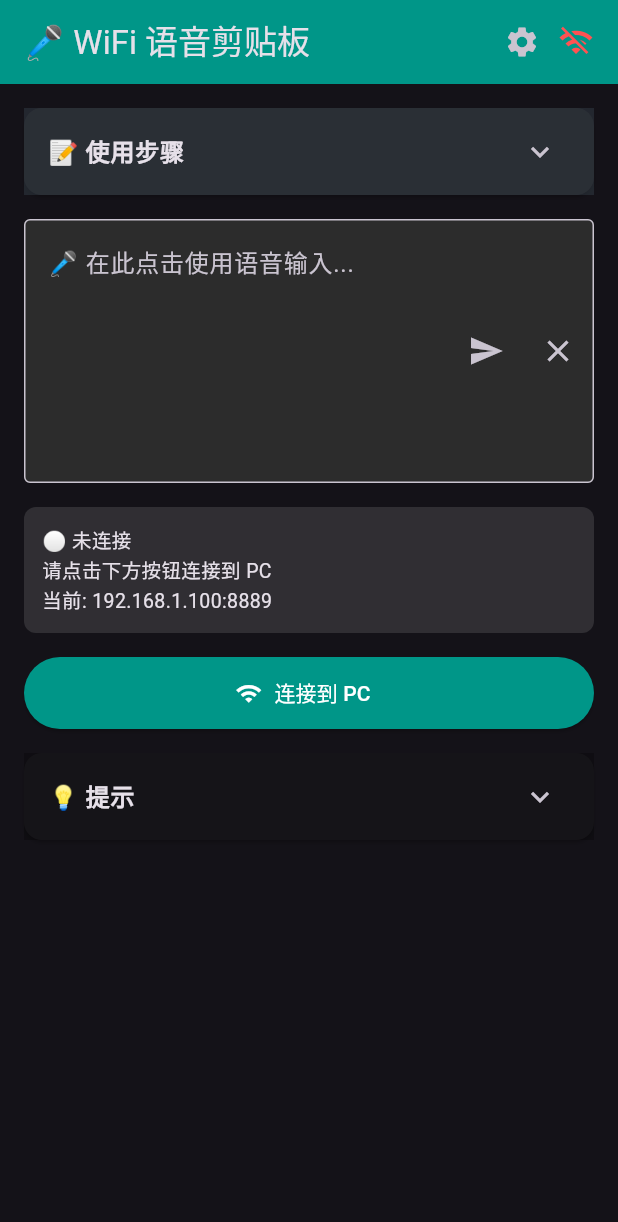
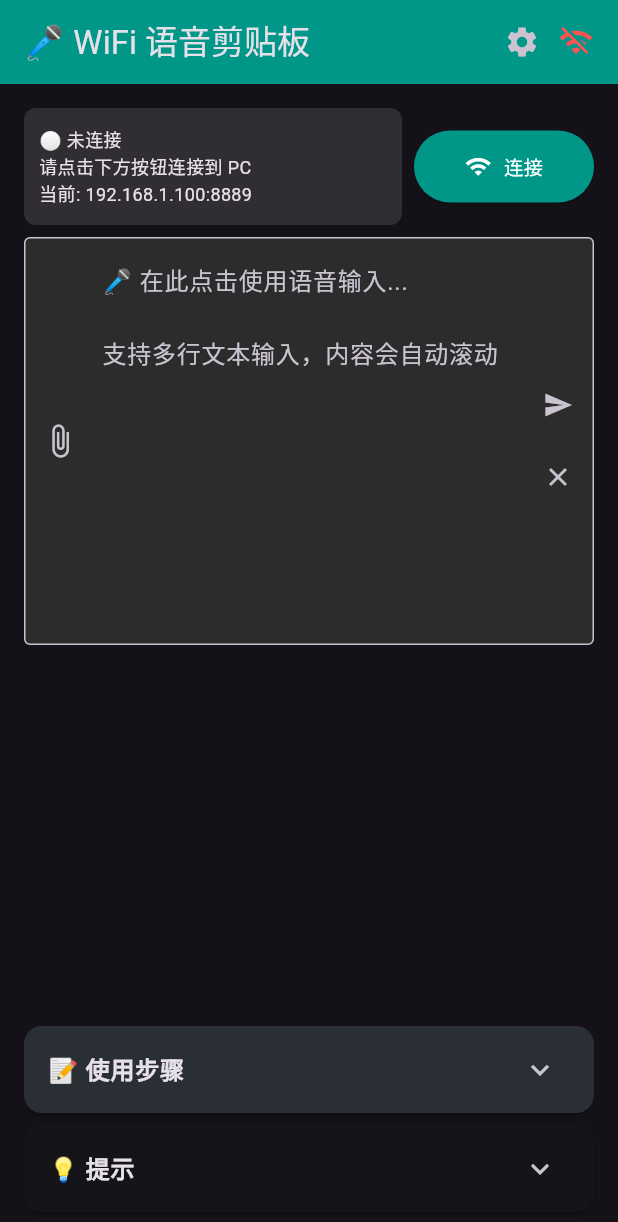
Before and after one commit to liaoxxxx/wlan_clip_boad, a Flutter app: the screen it shows after launch, on a phone screen of 412 x 824 dp. Shown: the top 1222 px of the screen. Run offline on Flutter 3.47's test engine with Material 3 defaults, Android fonts, the phone set to English and light mode, and no system bars; our stand-ins replace file_picker, permission_handler, shared_preferences; missing offline and left inert: bitsdojo_window, dart:ffi, system_tray, win32.

Commit message:
refactor(android): 重构 Android 客户端界面布局和应用名称
- 将应用名称从 "USB Voice Clipboard" 更改为 "Clip Sync"
- 重新设计主界面布局结构，采用 Column 布局替代原有的 SingleChildScrollView
- 将连接状态和按钮区域设为顶部固定区域
- 将文本输入框设为中间可扩展区域，支持多行输入
- 将使用步骤和提示信息设为底部固定区域
- 优化了界面组件的层次结构和间距布局
- 保持了原有的功能逻辑不变

```diff
--- a/packages/android_app/lib/android_client.dart
+++ b/packages/android_app/lib/android_client.dart
@@ -3,6 +3,8 @@ import 'package:flutter/material.dart';
 import 'package:web_socket_channel/io.dart';
 import 'package:shared_preferences/shared_preferences.dart';
 import 'package:clip_sync_common/clip_sync_common.dart';
+import 'features/file_manager/file_picker_service.dart';
+import 'widgets/file_selector_chip.dart';
 
 /// Android 端：输入捕获 + WebSocket 客户端（支持 WiFi 连接）
 class AndroidVoiceClient extends StatelessWidget {
@@ -37,6 +39,9 @@ class _AndroidVoiceClientPageState extends State<_AndroidVoiceClientPage> {
 
   String _serverHost = AppConstants.defaultWebsocketHost;
   int _serverPort = AppConstants.defaultWebsocketPort;
+
+  final FilePickerService _filePickerService = FilePickerService();
+  FileMessageModel? _selectedFile;
 
   @override
   void initState() {
@@ -243,17 +248,38 @@ class _AndroidVoiceClientPageState extends State<_AndroidVoiceClientPage> {
   /// 手动发送按钮
   void _manualSend() {
     final text = _controller.text.trim();
-    if (text.isEmpty || _connectionState != AppConnectionState.connected) return;
+    if (text.isEmpty && _selectedFile == null) return;
+    if (_connectionState != AppConnectionState.connected) return;
 
+    // 如果有选中的文件，先发送文件信息
+    if (_selectedFile != null) {
+      _channel?.sink.add(_selectedFile!.toJsonString());
+      AppLogger.success('已发送文件信息: ${_selectedFile!.name}');
+      setState(() => _selectedFile = null);
+    }
+
+    // 发送文本内容
+    if (text.isNotEmpty) {
       _channel?.sink.add(text);
       _sendCount++;
       AppLogger.success('手动发送: $text');
+    }
   }
 
   /// 清空输入
   void _clearInput() {
     _controller.clear();
+    setState(() => _selectedFile = null);
     _debounce.cancel();
+  }
+
+  /// 触发文件选择
+  Future<void> _pickFile() async {
+    final file = await _filePickerService.pickFile();
+    if (file != null && mounted) {
+      setState(() => _selectedFile = file);
+      AppLogger.info('已选择文件: ${file.name}');
+    }
   }
 
   String _getStatusText() {
@@ -286,6 +312,7 @@ class _AndroidVoiceClientPageState extends State<_AndroidVoiceClientPage> {
   Widget build(BuildContext context) {
     AppLogger.info('build() 被调用，当前状态: $_connectionState');
     return Scaffold(
+      resizeToAvoidBottomInset: true, // 防止软键盘弹出时布局溢出
       appBar: AppBar(
         title: const Text('🎤 WiFi 语音剪贴板'),
         backgroundColor: Colors.teal,
@@ -308,14 +335,149 @@ class _AndroidVoiceClientPageState extends State<_AndroidVoiceClientPage> {
           ),
         ],
       ),
-      body: SingleChildScrollView(
-        padding: const EdgeInsets.all(16),
+      body: Column(
+        children: [
+          // 顶部固定区域：连接状态和按钮
+          Padding(
+            padding: const EdgeInsets.fromLTRB(16, 16, 16, 8),
             child: Column(
               crossAxisAlignment: CrossAxisAlignment.start,
+              mainAxisSize: MainAxisSize.min,
               children: [
-              // 使用说明手风琴
+                // 连接状态和按钮 - 水平布局
+                Row(
+                  crossAxisAlignment: CrossAxisAlignment.center,
+                  children: [
+                    // 连接状态（占据剩余空间）
+                    Expanded(
+                      child: Container(
+                        padding: const EdgeInsets.symmetric(vertical: 12, horizontal: 10),
+                        decoration: BoxDecoration(
+                          color: _getStatusColor(),
+                          borderRadius: BorderRadius.circular(8),
+                        ),
+                        child: Text(
+                          _getStatusText(),
+                          style: const TextStyle(fontSize: 12),
+                          maxLines: 3,
+                          overflow: TextOverflow.ellipsis,
+                        ),
+                      ),
+                    ),
+                    const SizedBox(width: 8),
+
+                    // 连接/断开按钮（固定宽度）
+                    SizedBox(
+                      width: 120,
+                      height: 48,
+                      child: ElevatedButton.icon(
+                        icon: Icon(
+                          _connectionState == AppConnectionState.connected
+                            ? Icons.link_off
+                            : Icons.wifi,
+                          size: 18,
+                        ),
+                        label: Text(
+                          _connectionState == AppConnectionState.connected
+                            ? '断开'
+                            : '连接',
+                          style: const TextStyle(fontSize: 13),
+                        ),
+                        style: ElevatedButton.styleFrom(
+                          backgroundColor: _connectionState == AppConnectionState.connected
+                            ? Colors.redAccent
+                            : Colors.teal,
+                          foregroundColor: Colors.white,
+                          padding: const EdgeInsets.symmetric(horizontal: 8),
+                        ),
+                        onPressed: () {
+                          AppLogger.info('点击连接/断开按钮，当前状态: $_connectionState');
+                          if (_connectionState == AppConnectionState.connected) {
+                            // 断开连接
+                            AppLogger.info('执行断开连接操作');
+                            _channel?.sink.close();
+                            setState(() => _connectionState = AppConnectionState.disconnected);
+                            AppLogger.connection('已手动断开连接');
+                          } else {
+                            // 连接
+                            AppLogger.info('执行连接操作，目标: $_serverHost:$_serverPort');
+                            _reconnect();
+                          }
+                        },
+                      ),
+                    ),
+                  ],
+                ),
+              ],
+            ),
+          ),
+
+          // 中间可扩展区域：文本输入框
+          Expanded(
+            child: Padding(
+              padding: const EdgeInsets.symmetric(horizontal: 16),
+              child: Column(
+                children: [
+                  // 文件选择状态展示
+                  if (_selectedFile != null)
+                    FileSelectorChip(
+                      file: _selectedFile!,
+                      onRemove: () => setState(() => _selectedFile = null),
+                    ),
+                  // 文本输入框
+                  Expanded(
+                    child: TextField(
+                      controller: _controller,
+                      maxLines: null, // 无限行数，支持多行输入和内部滚动
+                      minLines: 10, // 最小显示10行
+                      expands: false,
+                      decoration: InputDecoration(
+                        hintText: '🎤 在此点击使用语音输入...\n\n支持多行文本输入，内容会自动滚动',
+                        border: const OutlineInputBorder(),
+                        filled: true,
+                        fillColor: const Color(0xFF2C2C2C),
+                        contentPadding: const EdgeInsets.all(16),
+                        prefixIcon: IconButton(
+                          icon: const Icon(Icons.attach_file),
+                          onPressed: _pickFile,
+                          tooltip: '添加文件/图片',
+                        ),
+                        suffixIcon: Column(
+                          mainAxisSize: MainAxisSize.min,
+                          mainAxisAlignment: MainAxisAlignment.center,
+                          children: [
+                            IconButton(
+                              icon: const Icon(Icons.send),
+                              onPressed: _manualSend,
+                              tooltip: '手动发送',
+                              iconSize: 20,
+                            ),
+                            IconButton(
+                              icon: const Icon(Icons.clear),
+                              onPressed: _clearInput,
+                              tooltip: '清空',
+                              iconSize: 20,
+                            ),
+                          ],
+                        ),
+                      ),
+                      onChanged: _onTextChanged,
+                    ),
+                  ),
+                ],
+              ),
+            ),
+          ),
+
+          // 底部固定区域：使用步骤和提示信息
+          Padding(
+            padding: const EdgeInsets.fromLTRB(16, 0, 16, 16),
+            child: Column(
+              children: [
+                // 使用步骤
                 Card(
                   margin: EdgeInsets.zero,
+                  clipBehavior: Clip.antiAlias,
                   child: ExpansionTile(
                     title: const Text(
                       '📝 使用步骤',
@@ -344,94 +506,12 @@ class _AndroidVoiceClientPageState extends State<_AndroidVoiceClientPage> {
                     ],
                   ),
                 ),
-              const SizedBox(height: 16),
+                const SizedBox(height: 8),
 
-              // 输入框
-              TextField(
-                controller: _controller,
-                maxLines: 6,
-                decoration: InputDecoration(
-                  hintText: '🎤 在此点击使用语音输入...',
-                  border: const OutlineInputBorder(),
-                  filled: true,
-                  fillColor: const Color(0xFF2C2C2C),
-                  suffixIcon: Row(
-                    mainAxisSize: MainAxisSize.min,
-                    children: [
-                      IconButton(
-                        icon: const Icon(Icons.send),
-                        onPressed: _manualSend,
-                        tooltip: '手动发送',
-                      ),
-                      IconButton(
-                        icon: const Icon(Icons.clear),
-                        onPressed: _clearInput,
-                        tooltip: '清空',
-                      ),
-                    ],
-                  ),
-                ),
-                onChanged: _onTextChanged,
-              ),
-              const SizedBox(height: 16),
-
-              // 连接状态
-              Container(
-                width: double.infinity,
-                padding: const EdgeInsets.all(12),
-                decoration: BoxDecoration(
-                  color: _getStatusColor(),
-                  borderRadius: BorderRadius.circular(8),
-                ),
-                child: Text(
-                  _getStatusText(),
-                  style: const TextStyle(fontSize: 13),
-                ),
-              ),
-              const SizedBox(height: 16),
-
-              // 连接/断开按钮
-              SizedBox(
-                width: double.infinity,
-                height: 48,
-                child: ElevatedButton.icon(
-                  icon: Icon(
-                    _connectionState == AppConnectionState.connected
-                      ? Icons.link_off
-                      : Icons.wifi,
-                  ),
-                  label: Text(
-                    _connectionState == AppConnectionState.connected
-                      ? '断开连接'
-                      : '连接到 PC',
-                  ),
-                  style: ElevatedButton.styleFrom(
-                    backgroundColor: _connectionState == AppConnectionState.connected
-                      ? Colors.redAccent
-                      : Colors.teal,
-                    foregroundColor: Colors.white,
-                  ),
-                  onPressed: () {
-                    AppLogger.info('点击连接/断开按钮，当前状态: $_connectionState');
-                    if (_connectionState == AppConnectionState.connected) {
-                      // 断开连接
-                      AppLogger.info('执行断开连接操作');
-                      _channel?.sink.close();
-                      setState(() => _connectionState = AppConnectionState.disconnected);
-                      AppLogger.connection('已手动断开连接');
-                    } else {
-                      // 连接
-                      AppLogger.info('执行连接操作，目标: $_serverHost:$_serverPort');
-                      _reconnect();
-                    }
-                  },
-                ),
-              ),
-              const SizedBox(height: 16),
-
-              // 提示信息 - 可折叠版本
+                // 提示信息
                 Card(
                   margin: EdgeInsets.zero,
+                  clipBehavior: Clip.antiAlias,
                   child: ExpansionTile(
                     title: const Text(
                       '💡 提示',
@@ -466,6 +546,8 @@ class _AndroidVoiceClientPageState extends State<_AndroidVoiceClientPage> {
               ],
             ),
           ),
+        ],
+      ),
     );
   }
 
--- /dev/null
+++ b/packages/android_app/lib/features/file_manager/file_picker_service.dart
@@ -0,0 +1,76 @@
+import 'dart:convert';
+import 'package:file_picker/file_picker.dart';
+import 'package:permission_handler/permission_handler.dart';
+
+/// 文件信息模型
+class FileMessageModel {
+  final String name;
+  final int size;
+  final String path;
+
+  FileMessageModel({
+    required this.name,
+    required this.size,
+    required this.path,
+  });
+
+  Map<String, dynamic> toJson() => {
+        'type': 'file',
+        'name': name,
+        'size': size,
+        'path': path,
+      };
+
+  String toJsonString() => jsonEncode(toJson());
+
+  static FileMessageModel fromPlatformFile(PlatformFile file) {
+    return FileMessageModel(
+      name: file.name,
+      size: file.size,
+      path: file.path ?? '',
+    );
+  }
+}
+
+/// 文件选择服务
+class FilePickerService {
+  /// 检查并请求存储权限
+  Future<bool> _ensurePermissions() async {
+    // Android 13+ (API 33+) 需要申请细分权限
+    if (await Permission.photos.isGranted ||
+        await Permission.storage.isGranted) {
+      return true;
+    }
+
+    // 尝试申请权限
+    final status = await Permission.photos.request();
+    if (status.isGranted) return true;
+
+    // 如果 photos 权限被拒绝，尝试 storage (针对旧版本)
+    final storageStatus = await Permission.storage.request();
+    return storageStatus.isGranted;
+  }
+
+  /// 选择单个文件（支持图片和通用文件）
+  Future<FileMessageModel?> pickFile() async {
+    final hasPermission = await _ensurePermissions();
+    if (!hasPermission) {
+      print('存储权限被拒绝');
+      return null;
+    }
+
+    try {
+      FilePickerResult? result = await FilePicker.platform.pickFiles(
+        type: FileType.any, // 允许选择任何类型的文件
+        allowMultiple: false,
+      );
+
+      if (result != null && result.files.single.path != null) {
+        return FileMessageModel.fromPlatformFile(result.files.single);
+      }
+    } catch (e) {
+      print('文件选择失败: $e');
+    }
+    return null;
+  }
+}
--- a/packages/android_app/pubspec.yaml
+++ b/packages/android_app/pubspec.yaml
@@ -11,6 +11,8 @@ dependencies:
     sdk: flutter
   web_socket_channel: ^2.4.0
   shared_preferences: ^2.2.2
+  file_picker: ^8.0.0
+  permission_handler: ^11.3.0
   # 引用本地 common 包
   clip_sync_common:
     path: ../common
--- a/packages/common/lib/constants.dart
+++ b/packages/common/lib/constants.dart
@@ -30,4 +30,5 @@ enum AppConnectionState {
 enum MessageType {
   text,
   command,
+  file,
 }
```
Also changed, not shown: packages/android_app/lib/widgets/file_selector_chip.dart (added, +36 -0 lines), 1 other file. Lines whose indentation alone changed are shown as unchanged.
